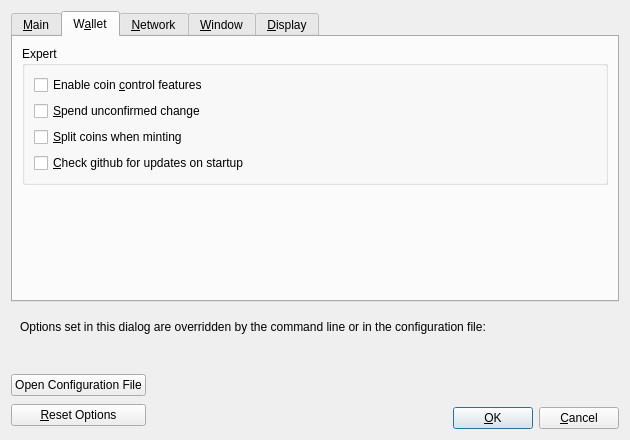
Above: src/qt/forms/optionsdialog.ui from equalishcoin/equalishcoind before the change. Below: the same form after it.
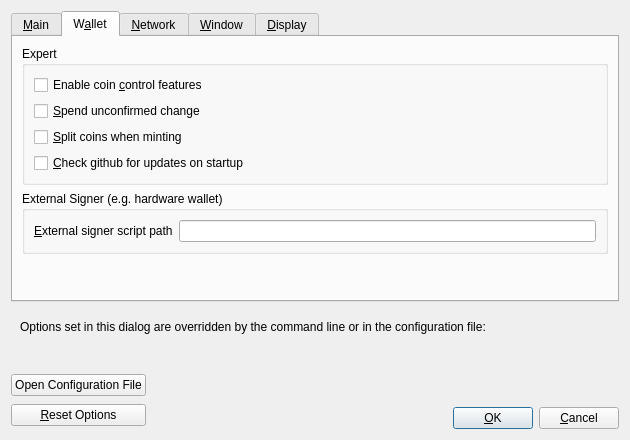
That is the form after the change. The open tabs and pages were chosen to show the change. Custom widgets are drawn as their Qt base class.

Commit message: gui: add external signer path to options dialog

```diff
--- a/src/qt/forms/optionsdialog.ui
+++ b/src/qt/forms/optionsdialog.ui
@@ -199,6 +199,36 @@
          </layout>
         </widget>
        </item>
+       <item>
+        <widget class="QGroupBox" name="groupBoxHww">
+         <property name="title">
+          <string>External Signer (e.g. hardware wallet)</string>
+         </property>
+         <layout class="QVBoxLayout" name="verticalLayoutHww">
+           <item>
+            <layout class="QHBoxLayout" name="horizontalLayoutHww">
+             <item>
+              <widget class="QLabel" name="externalSignerPathLabel">
+               <property name="text">
+                <string>&amp;External signer script path</string>
+               </property>
+               <property name="buddy">
+                <cstring>externalSignerPath</cstring>
+               </property>
+              </widget>
+             </item>
+             <item>
+              <widget class="QLineEdit" name="externalSignerPath">
+                <property name="toolTip">
+                  <string>Full path to a Bitcoin Core compatible script (e.g. C:\Downloads\hwi.exe or /Users/you/Downloads/hwi.py). Beware: malware can steal your coins!</string>
+                </property>
+              </widget>
+             </item>
+            </layout>
+           </item>
+         </layout>
+        </widget>
+       </item>
        <item>
         <spacer name="verticalSpacer_Wallet">
          <property name="orientation">
```
The commit also changes 3 other files.
